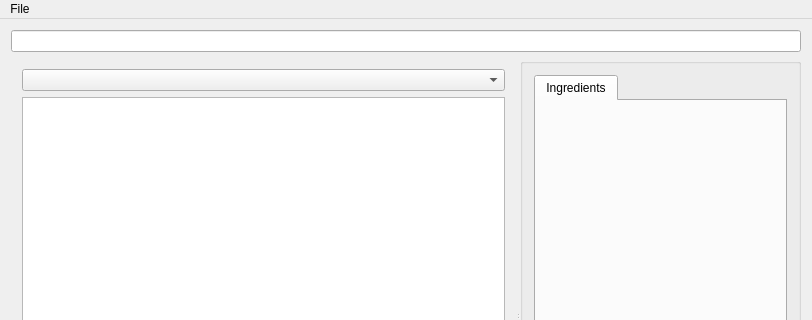
Qt form src/mainwindow.ui (myshak/ss13recipemanager) before a commit; both pictures show x 0 to 812 and y 0 to 320 of the 812 by 616 pixel window.
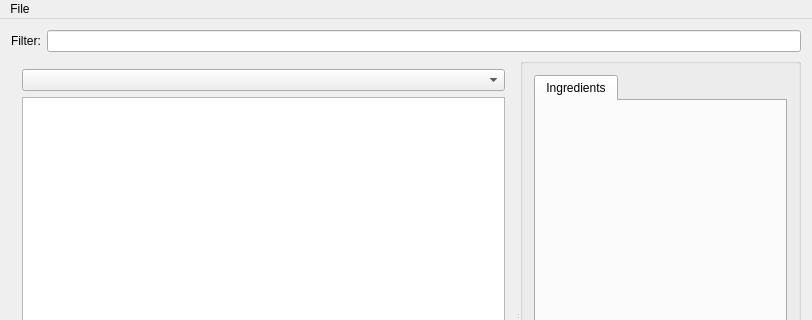
The same form after that commit.

The edit to the form file:
```diff
--- a/src/mainwindow.ui
+++ b/src/mainwindow.ui
@@ -15,7 +15,14 @@
   </property>
   <widget class="QWidget" name="centralWidget">
    <layout class="QGridLayout" name="gridLayout_2">
-    <item row="1" column="0">
+    <item row="0" column="0">
+     <widget class="QLabel" name="label">
+      <property name="text">
+       <string>Filter:</string>
+      </property>
+     </widget>
+    </item>
+    <item row="1" column="0" colspan="2">
      <widget class="QSplitter" name="splitter">
       <property name="orientation">
        <enum>Qt::Horizontal</enum>
@@ -85,7 +92,7 @@
       </widget>
      </widget>
     </item>
-    <item row="0" column="0">
+    <item row="0" column="1">
      <widget class="QLineEdit" name="search_filter"/>
     </item>
    </layout>
```
Left out of the diff: 9 changed lines with no effect on the pictures.
